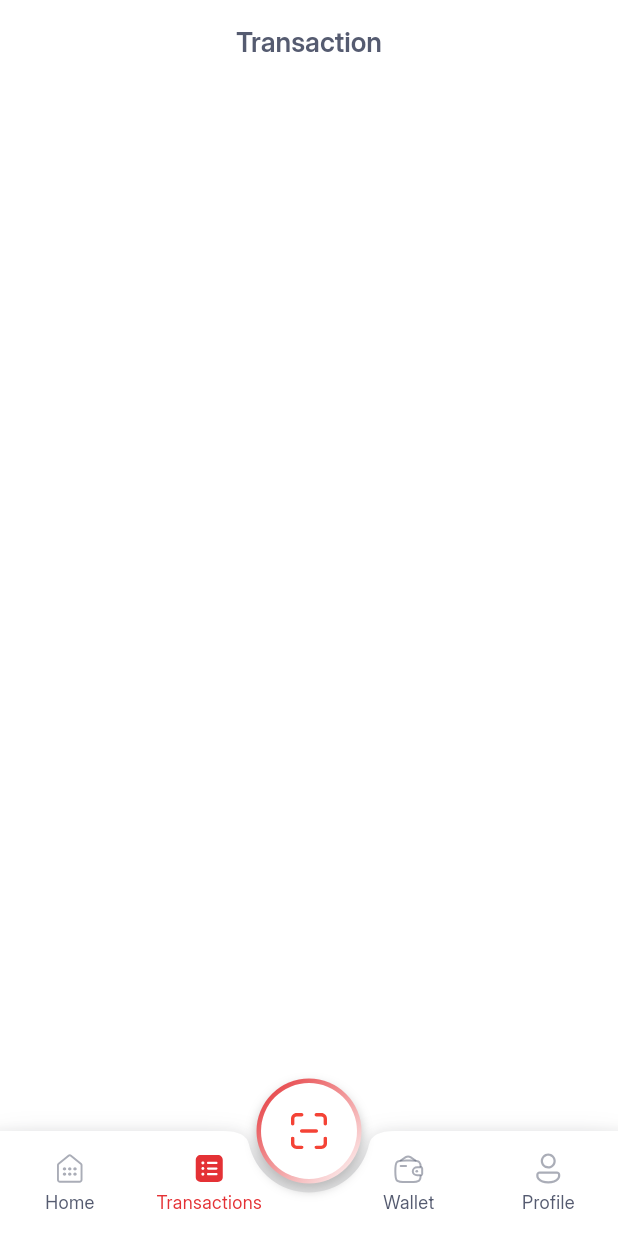
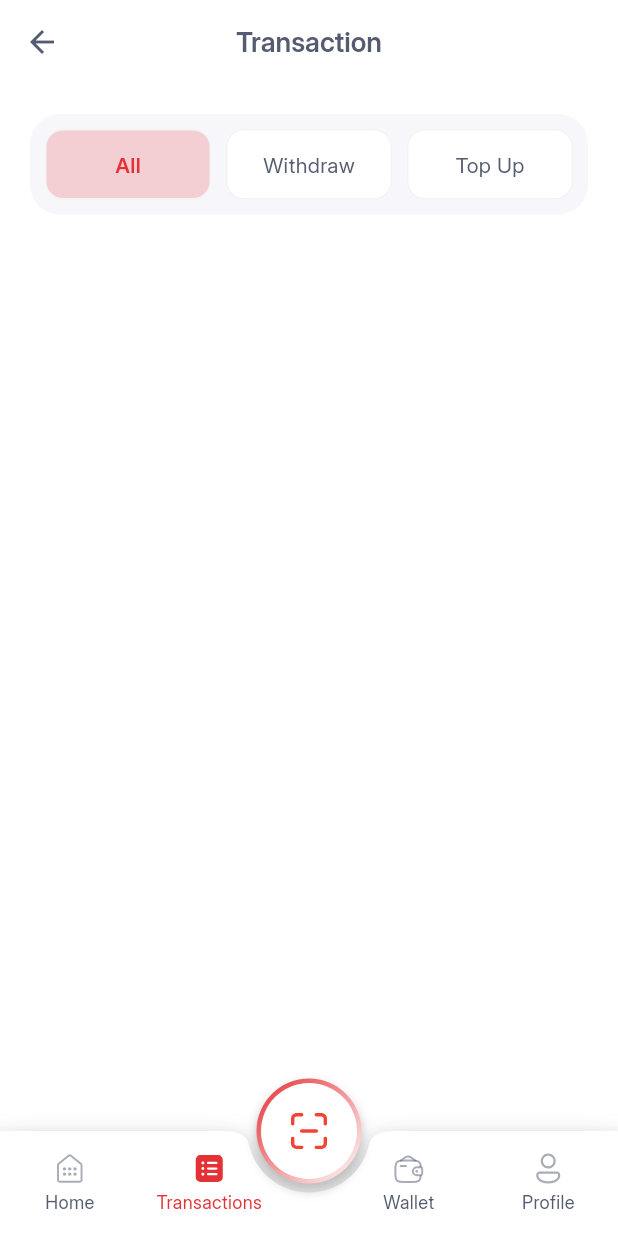
Before and after one commit to alexiss455/TEST_FLUTTER, a Flutter app: the RootPage screen opened by its route, item 2 of the bottom bar chosen, on a phone screen of 412 x 824 dp. Run offline on Flutter 3.47's test engine with Material 3 defaults, Android fonts, the phone set to English and light mode, and no system bars; our stand-ins replace camera, dotted_border, flutter_svg, image_picker; project files that could hold a hidden picture were left out.

Commit message:
feat: Enhance Transactions Page with Tab Navigation and State Management
- Updated CustomBottomNav splash color for improved visibility.
- Added subRadius constant to AppColors for consistent styling.
- Refactored TransactionsPage from Stateless to Stateful widget to manage tab selection.
- Implemented tab navigation with animated transitions for 'All', 'Withdraw', and 'Top Up' categories.
- Added back navigation button in the AppBar.
- Included sample transaction data for display.
- Updated pubspec.yaml to include new SVG logos for GCash and PNB.

```diff
--- a/fbm_prototype/lib/components/_custom_button_nav.dart
+++ b/fbm_prototype/lib/components/_custom_button_nav.dart
@@ -27,7 +27,7 @@ class CustomBottomNav extends StatelessWidget {
               child: InkResponse(
                 containedInkWell: false,
                 radius: 56,
-                splashColor: AppColors.primary.withOpacity(0.01),
+                splashColor: AppColors.primary.withOpacity(0.025),
                 highlightColor: Colors.transparent,
                 onTap: () => onItemTapped(index),
                 child: Align(
--- a/fbm_prototype/lib/components/_custom_colors.dart
+++ b/fbm_prototype/lib/components/_custom_colors.dart
@@ -41,4 +41,5 @@ class AppColors {
 
   // Radii
   static const double mainRadius = 20.0;
+  static const double subRadius = 12.0;
 }
--- a/fbm_prototype/lib/pages/transaction/_transaction.dart
+++ b/fbm_prototype/lib/pages/transaction/_transaction.dart
@@ -2,8 +2,57 @@ import 'package:FBM/components/_custom_colors.dart';
 import 'package:FBM/components/_custom_text.dart';
 import 'package:flutter/material.dart';
 
-class TransactionsPage extends StatelessWidget {
+class TransactionsPage extends StatefulWidget {
   const TransactionsPage({super.key}); // 👈 add const
+
+  @override
+  State<TransactionsPage> createState() => TrascactionPageState();
+}
+
+class TrascactionPageState extends State<TransactionsPage> {
+  final _tabs = ['All', 'Withdraw', 'Top Up'];
+
+  final _transactionsListItems = [
+    {
+      'category': 'WITHDRAW',
+      'merchant': 'PNB',
+      'amount': '24.000',
+      'date': '12/12/2022',
+    },
+    {
+      'category': 'WITHDRAW',
+      'merchant': 'PNB',
+      'amount': '10.000',
+      'date': '12/12/2022',
+    },
+    {
+      'category': 'TOP UP',
+      'merchant': 'PNB',
+      'amount': '1.000',
+      'date': '12/12/2022',
+    },
+    {
+      'category': 'WITHDRAW',
+      'merchant': 'GCASH',
+      'amount': '100.000',
+      'date': '12/12/2022',
+    },
+    {
+      'category': 'TOP UP',
+      'merchant': 'QRPH',
+      'amount': '200.000',
+      'date': '12/12/2022',
+    }
+  ];
+
+  int _selectedIndex = 0;
+
+  void _onItemTapped(int index) {
+    setState(() {
+      _selectedIndex = index;
+    });
+  }
+
   @override
   Widget build(BuildContext context) {
     return Scaffold(
@@ -14,8 +63,78 @@ class TransactionsPage extends StatelessWidget {
           fontWeight: FontWeight.w600,
           fontSize: 18,
         ),
+        leading: IconButton(
+          icon: Icon(
+            Icons.arrow_back,
+          ),
+          onPressed: () => Navigator.pushNamed(context, '/'),
+        ),
       ),
-      body: SingleChildScrollView(),
+      body: SingleChildScrollView(
+        child: SafeArea(child: LayoutBuilder(builder: (context, constraints) {
+          return Padding(
+              padding: const EdgeInsets.symmetric(horizontal: 20.0),
+              child: Column(
+                children: [
+                  SizedBox(height: 20),
+                  Container(
+                      width: double.infinity,
+                      padding: const EdgeInsets.symmetric(
+                          horizontal: 10.0, vertical: 10.0),
+                      decoration: BoxDecoration(
+                        color: AppColors.greyLight,
+                        borderRadius: BorderRadius.all(
+                            Radius.circular(AppColors.mainRadius)),
+                      ),
+                      child: Row(
+                        mainAxisAlignment: MainAxisAlignment.spaceAround,
+                        spacing: 10,
+                        children: _tabs.asMap().entries.map((entry) {
+                          final index = entry.key;
+                          final tab = entry.value;
+                          final isActive = _selectedIndex == index;
+
+                          return Expanded(
+                            child: GestureDetector(
+                              onTap: () => _onItemTapped(index),
+                              child: AnimatedContainer(
+                                duration: Duration(milliseconds: 250),
+                                padding: EdgeInsets.symmetric(vertical: 12),
+                                decoration: BoxDecoration(
+                                    color: isActive
+                                        ? AppColors.primary.withOpacity(0.2)
+                                        : AppColors.white,
+                                    border: Border.all(
+                                        color:
+                                            Color.fromARGB(255, 243, 243, 243)),
+                                    borderRadius: BorderRadius.circular(
+                                        AppColors.subRadius)),
+                                child: Center(
+                                  child: CustomText(
+                                    text: tab,
+                                    color: isActive
+                                        ? AppColors.primary
+                                        : AppColors.textPrimary,
+                                    fontWeight: isActive
+                                        ? FontWeight.w600
+                                        : FontWeight.w400,
+                                  ),
+                                ),
+                              ),
+                            ),
+                          );
+                        }).toList(),
+                      )),
+                  SizedBox(height: 20),
+                  // Your content goes here
+                  Container(
+                    width: double.infinity,
+                    color: AppColors.greyLight,
+                  ),
+                ],
+              ));
+        })),
+      ),
     );
   }
 }
--- a/fbm_prototype/pubspec.yaml
+++ b/fbm_prototype/pubspec.yaml
@@ -89,8 +89,10 @@ flutter:
     - assets/img/icon/icon-eye.svg
 
     # LOGO SVG
+    - assets/img/logo/fbm_r_big.png
     - assets/img/logo/fbm_r_big.svg
-    - assets/img/logo/fbm_r_big.png
+    - assets/img/logo/gcash.svg
+    - assets/img/logo/pnb.svg
 
     # BACKGROUND IMAGE
     - assets/img/bg/img-selfie.png
```
Also changed, not shown: fbm_prototype/assets/img/logo/gcash.svg (added), fbm_prototype/assets/img/logo/pnb.svg (added).
